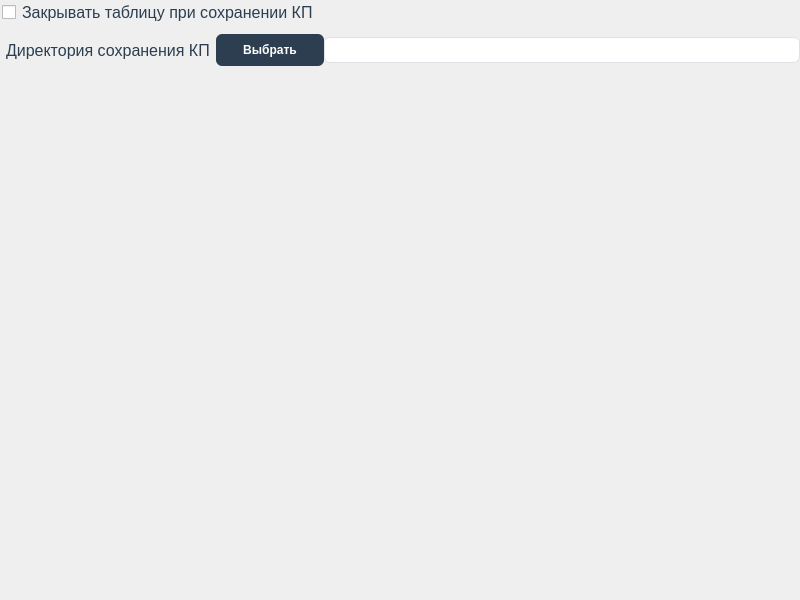
Qt form ui/settingsAppGui.ui (p4st1/AppForCommercialRequests) before a commit.
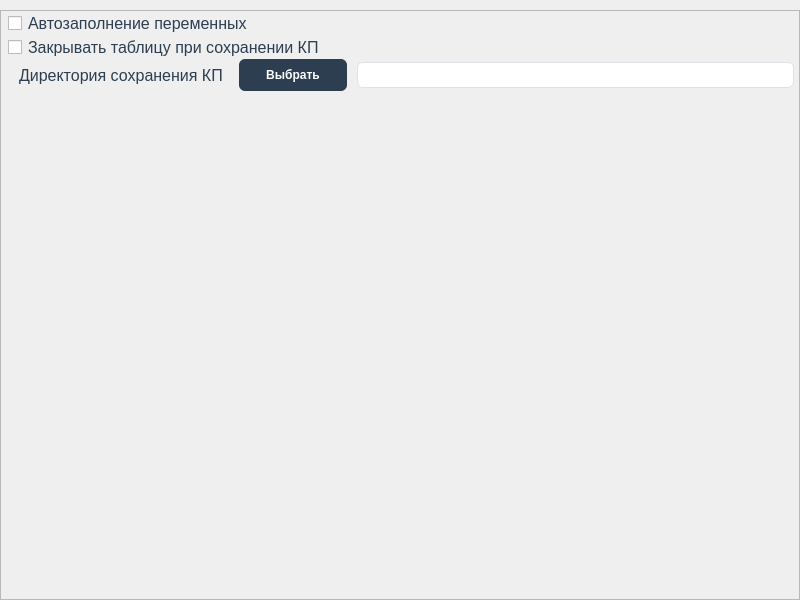
The same form after that commit. Icons and pictures are not drawn.

```diff
--- a/ui/settingsAppGui.ui
+++ b/ui/settingsAppGui.ui
@@ -477,7 +477,7 @@
      <number>0</number>
     </property>
     <property name="topMargin">
-     <number>0</number>
+     <number>10</number>
     </property>
     <property name="rightMargin">
      <number>0</number>
@@ -485,6 +485,50 @@
     <property name="bottomMargin">
      <number>0</number>
     </property>
+    <item>
+     <widget class="QScrollArea" name="scrollArea">
+      <property name="widgetResizable">
+       <bool>true</bool>
+      </property>
+      <widget class="QWidget" name="scrollAreaWidgetContents">
+       <property name="geometry">
+        <rect>
+         <x>0</x>
+         <y>0</y>
+         <width>798</width>
+         <height>588</height>
+        </rect>
+       </property>
+       <layout class="QVBoxLayout" name="verticalLayout_3">
+        <property name="spacing">
+         <number>0</number>
+        </property>
+        <property name="leftMargin">
+         <number>5</number>
+        </property>
+        <property name="topMargin">
+         <number>0</number>
+        </property>
+        <property name="rightMargin">
+         <number>5</number>
+        </property>
+        <property name="bottomMargin">
+         <number>0</number>
+        </property>
+        <item>
+         <layout class="QVBoxLayout" name="verticalLayout">
+          <item>
+           <widget class="QCheckBox" name="autoFillCheckBox">
+            <property name="styleSheet">
+             <string notr="true">color: #2c3e50;
+font-size: 16px;
+padding: 2px;</string>
+            </property>
+            <property name="text">
+             <string>Автозаполнение переменных</string>
+            </property>
+           </widget>
+          </item>
     <item>
      <widget class="QCheckBox" name="closeTableCheckBox">
       <property name="font">
@@ -504,9 +548,15 @@
     </item>
     <item>
      <layout class="QHBoxLayout" name="horizontalLayout">
-      <property name="topMargin">
+            <property name="spacing">
        <number>10</number>
       </property>
+            <property name="leftMargin">
+             <number>7</number>
+            </property>
+            <property name="topMargin">
+             <number>0</number>
+            </property>
       <item>
        <widget class="QLabel" name="label">
         <property name="styleSheet">
@@ -584,6 +634,12 @@
        </size>
       </property>
      </spacer>
+          </item>
+         </layout>
+        </item>
+       </layout>
+      </widget>
+     </widget>
     </item>
    </layout>
   </widget>
```
Left out of the diff: 1 changed line with no effect on the pictures. Lines whose indentation alone changed are shown as unchanged.
